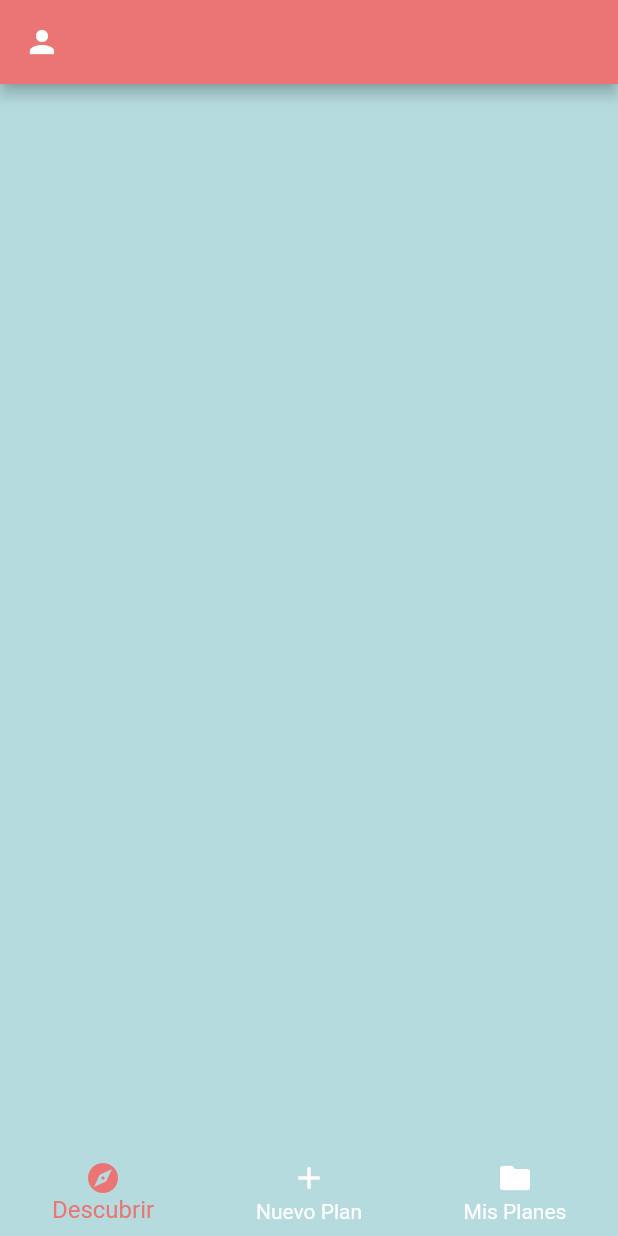
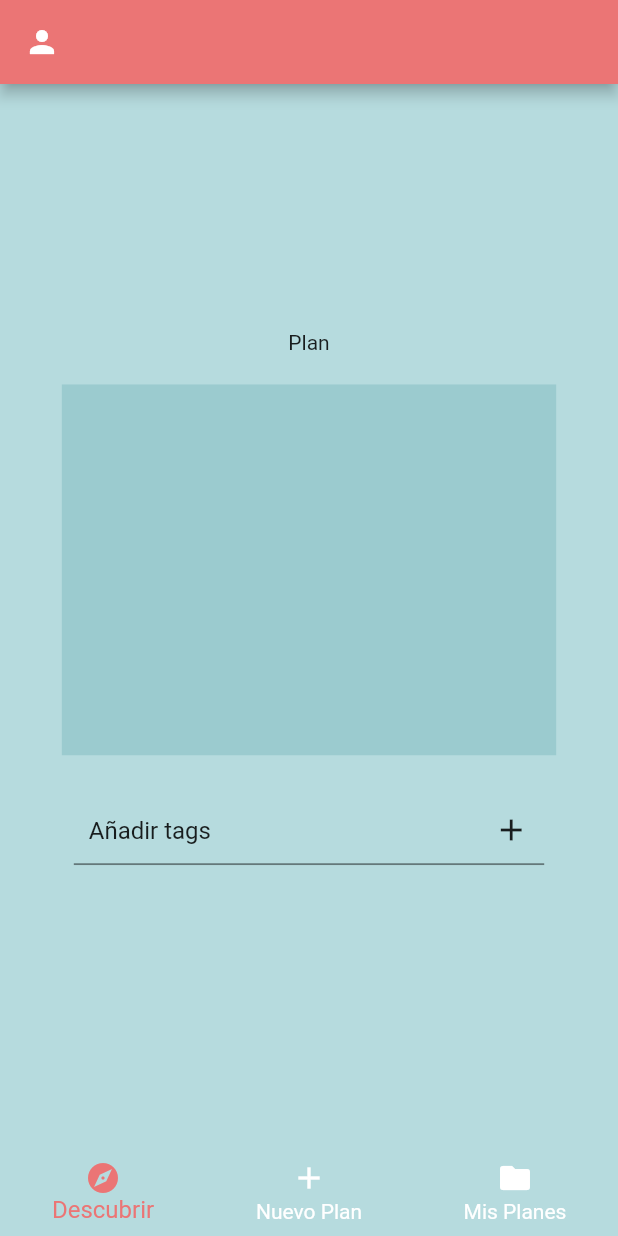
Before and after one commit to GenisMC/hey_plan, a Flutter app: the ScaffoldPage screen opened by its route, on a phone screen of 412 x 824 dp. Run offline on Flutter 3.47's test engine with Material 2 defaults, Android fonts, the phone set to English and light mode, and no system bars; drawn by our look-alikes of multi_select_flutter; our stand-ins replace carousel_slider, cloud_firestore, dotted_border, file_picker, firebase_auth, firebase_core and 5 more; accounts and stored records are empty.

Commit message:
discover init missing plan description implementation

```diff
--- a/lib/Pages/explore.dart
+++ b/lib/Pages/explore.dart
@@ -1,4 +1,8 @@
 import 'package:flutter/material.dart';
+import 'package:hey_plan/Globals/globals.dart';
+import 'package:hey_plan/Models/plan_model.dart';
+import 'package:hey_plan/Models/tag_model.dart';
+import 'package:hey_plan/Widgets/tag_picker.dart';
 
 class ExplorePage extends StatefulWidget {
   const ExplorePage({Key? key}) : super(key: key);
@@ -7,9 +11,62 @@ class ExplorePage extends StatefulWidget {
   State<ExplorePage> createState() => _ExplorePageState();
 }
 
+// TODO: LOAD 10 PLANS PLACE CURRENT IN MIDDLE THEN EVERY SWIPE
+//  DELETES ONE FROM EDGE ADDS ONE TO THE OTHER EDGE
+
 class _ExplorePageState extends State<ExplorePage> {
+  late List<PlanModel> planList = [];
+  late List<TagModel> planTags = [];
+  late List<TagModel> tags = [];
+  Future getInitialPlans() async {}
+  void onConfirmTagSelect() {}
+  void onDeleteTagPress() {}
   @override
   Widget build(BuildContext context) {
-    return Container();
+    return FutureBuilder(
+        future: getInitialPlans(),
+        builder: (context, snapshot) {
+          if (snapshot.connectionState == ConnectionState.waiting) {
+            return const SizedBox(
+              child: Center(
+                  child: Text(
+                "Cargando...",
+                style: TextStyle(fontSize: defaultFontSize),
+              )),
+            );
+          } else if (snapshot.hasError) {
+            return const SizedBox(
+              child: Center(child: Text("Error")),
+            );
+          } else {
+            return Center(
+              child: SingleChildScrollView(
+                child: Column(
+                  mainAxisAlignment: MainAxisAlignment.start,
+                  mainAxisSize: MainAxisSize.min,
+                  children: [
+                    const Padding(
+                      padding: EdgeInsets.all(10.0),
+                      child: Text("Plan"),
+                    ),
+                    Padding(
+                      padding: const EdgeInsets.all(10.0),
+                      child: Container(
+                        width: MediaQuery.of(context).size.width * 0.8,
+                        height: MediaQuery.of(context).size.height * 0.3,
+                        color: const Color(darkerBackgroundAccent),
+                      ),
+                    ),
+                    TagPicker(
+                        profileTags: planTags,
+                        tags: tags,
+                        onConfirmTagSelect: onConfirmTagSelect,
+                        onDeleteTagPress: onDeleteTagPress),
+                  ],
+                ),
+              ),
+            );
+          }
+        });
   }
 }
--- a/lib/Pages/plans.dart
+++ b/lib/Pages/plans.dart
@@ -28,7 +28,7 @@ class _PlansPageState extends State<PlansPage> {
             return const SizedBox(
               child: Center(
                   child: Text(
-                "Loading...",
+                "Cargando...",
                 style: TextStyle(fontSize: defaultFontSize),
               )),
             );
```
